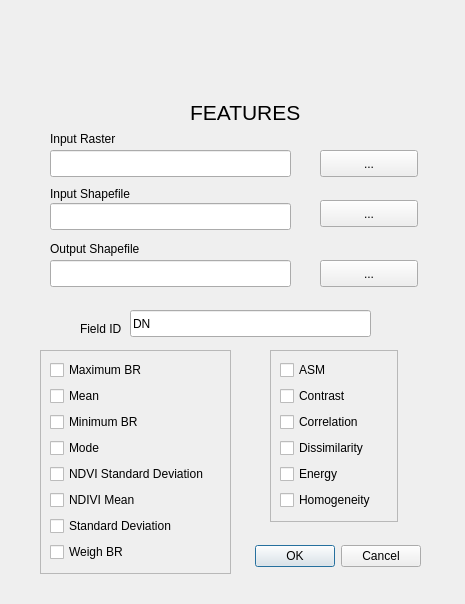
First picture: the form in uis/ui_features.ui, repository SENSUM-project/sensum_rs_qgis, before the edit.
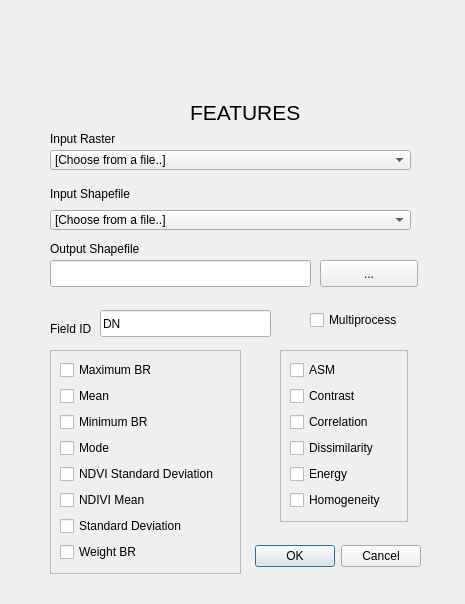
Second picture: the form after the edit. Icons and pictures are not drawn.

Diff of the .ui file:
```diff
--- a/uis/ui_features.ui
+++ b/uis/ui_features.ui
@@ -41,16 +41,6 @@
     <set>QDialogButtonBox::Cancel|QDialogButtonBox::Ok</set>
    </property>
   </widget>
-  <widget class="QLineEdit" name="lineEdit_input">
-   <property name="geometry">
-    <rect>
-     <x>50</x>
-     <y>150</y>
-     <width>241</width>
-     <height>27</height>
-    </rect>
-   </property>
-  </widget>
   <widget class="QLabel" name="label_input">
    <property name="geometry">
     <rect>
@@ -64,19 +54,6 @@
     <string>Input Raster</string>
    </property>
   </widget>
-  <widget class="QPushButton" name="pushButton_input">
-   <property name="geometry">
-    <rect>
-     <x>320</x>
-     <y>150</y>
-     <width>98</width>
-     <height>27</height>
-    </rect>
-   </property>
-   <property name="text">
-    <string>...</string>
-   </property>
-  </widget>
   <widget class="QLabel" name="label_training">
    <property name="geometry">
     <rect>
@@ -90,29 +67,6 @@
     <string>Input Shapefile</string>
    </property>
   </widget>
-  <widget class="QPushButton" name="pushButton_training">
-   <property name="geometry">
-    <rect>
-     <x>320</x>
-     <y>200</y>
-     <width>98</width>
-     <height>27</height>
-    </rect>
-   </property>
-   <property name="text">
-    <string>...</string>
-   </property>
-  </widget>
-  <widget class="QLineEdit" name="lineEdit_training">
-   <property name="geometry">
-    <rect>
-     <x>50</x>
-     <y>203</y>
-     <width>241</width>
-     <height>27</height>
-    </rect>
-   </property>
-  </widget>
   <widget class="QLabel" name="label_title">
    <property name="geometry">
     <rect>
@@ -129,7 +83,7 @@
   <widget class="QFrame" name="frame_spectrals">
    <property name="geometry">
     <rect>
-     <x>40</x>
+     <x>50</x>
      <y>350</y>
      <width>191</width>
      <height>224</height>
@@ -194,7 +148,7 @@
     <item>
      <widget class="QCheckBox" name="checkBox_weighbr">
       <property name="text">
-       <string>Weigh BR</string>
+       <string>Weight BR</string>
       </property>
      </widget>
     </item>
@@ -203,7 +157,7 @@
   <widget class="QFrame" name="frame_textures">
    <property name="geometry">
     <rect>
-     <x>270</x>
+     <x>280</x>
      <y>350</y>
      <width>128</width>
      <height>172</height>
@@ -265,7 +219,7 @@
     <rect>
      <x>50</x>
      <y>260</y>
-     <width>241</width>
+     <width>261</width>
      <height>27</height>
     </rect>
    </property>
@@ -299,9 +253,9 @@
   <widget class="QLineEdit" name="lineEdit_field">
    <property name="geometry">
     <rect>
-     <x>130</x>
+     <x>100</x>
      <y>310</y>
-     <width>241</width>
+     <width>171</width>
      <height>27</height>
     </rect>
    </property>
@@ -312,7 +266,7 @@
   <widget class="QLabel" name="label_id">
    <property name="geometry">
     <rect>
-     <x>80</x>
+     <x>50</x>
      <y>320</y>
      <width>51</width>
      <height>17</height>
@@ -370,6 +324,49 @@
     <pixmap>.sensum/unipv.png</pixmap>
    </property>
   </widget>
+  <widget class="QCheckBox" name="checkBox_multiprocess">
+   <property name="geometry">
+    <rect>
+     <x>310</x>
+     <y>310</y>
+     <width>101</width>
+     <height>20</height>
+    </rect>
+   </property>
+   <property name="text">
+    <string>Multiprocess</string>
+   </property>
+  </widget>
+  <widget class="QComboBox" name="comboBox_input">
+   <property name="geometry">
+    <rect>
+     <x>50</x>
+     <y>150</y>
+     <width>361</width>
+     <height>20</height>
+    </rect>
+   </property>
+   <item>
+    <property name="text">
+     <string comment="Click to select File" extracomment="Click to select File">[Choose from a file..]</string>
+    </property>
+   </item>
+  </widget>
+  <widget class="QComboBox" name="comboBox_training">
+   <property name="geometry">
+    <rect>
+     <x>50</x>
+     <y>210</y>
+     <width>361</width>
+     <height>20</height>
+    </rect>
+   </property>
+   <item>
+    <property name="text">
+     <string comment="Click to select File" extracomment="Click to select File">[Choose from a file..]</string>
+    </property>
+   </item>
+  </widget>
  </widget>
  <resources/>
  <connections>
```
